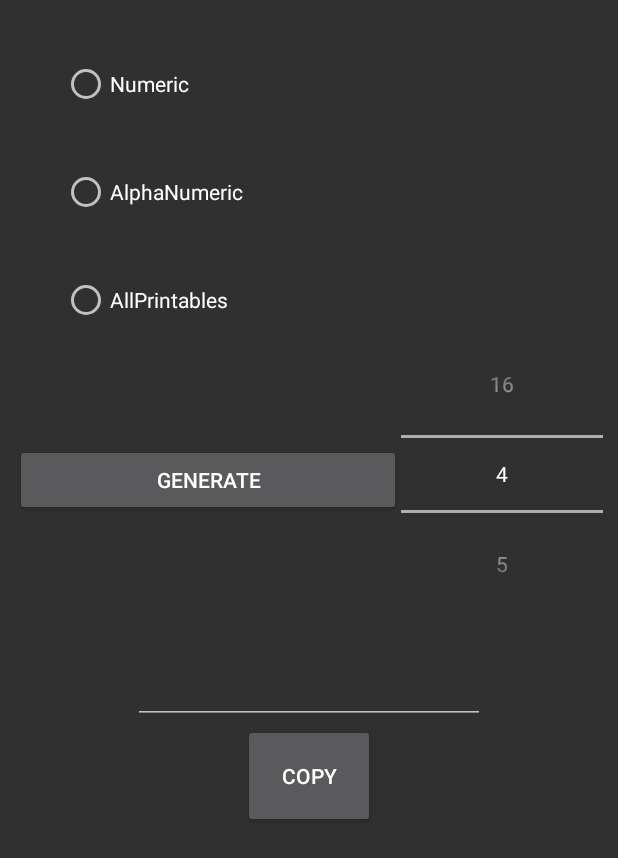
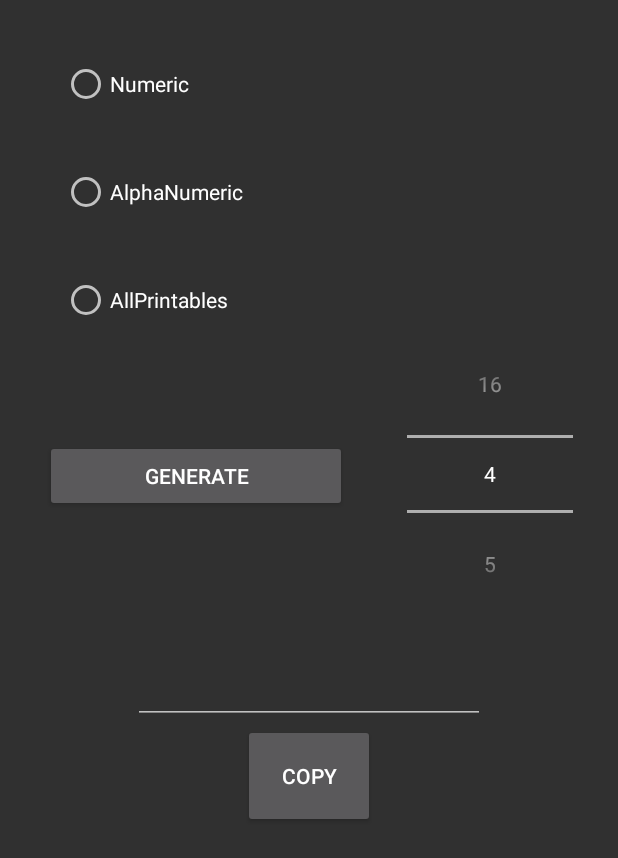
Before and after one commit to pinguXpingu/android_passwordgenerator, an Android app: the screen it shows after launch (MainActivity), after a tap on "GENERATE", on a phone screen of 412 x 824 dp. Shown: the top 858 px of the screen. Run offline under Robolectric (Android 15) with nearby library versions, the phone set to English and light mode, and no system bars.

Commit message:
new release

```diff
--- a/app/src/main/java/com/pinguX/passwordgenerator/MainActivity.java
+++ b/app/src/main/java/com/pinguX/passwordgenerator/MainActivity.java
@@ -6,12 +6,14 @@ import android.content.ClipData;
 import android.content.ClipboardManager;
 import android.content.Context;
 import android.os.Bundle;
+import android.view.Gravity;
 import android.view.View;
 import android.widget.Button;
 import android.widget.EditText;
 import android.widget.NumberPicker;
 import android.widget.RadioButton;
 import android.widget.RadioGroup;
+import android.widget.Toast;
 
 import java.security.SecureRandom;
 
@@ -37,7 +39,16 @@ public class MainActivity extends AppCompatActivity {
                 int selectedId=selected.getCheckedRadioButtonId();
                 RadioButton r=(RadioButton)findViewById(selectedId);
 
-                if(selectedId!=-1){
+                if(selectedId==-1){
+                    Context contxt=getApplicationContext();
+                    CharSequence msg="Select password type";
+                    int duration= Toast.LENGTH_SHORT;
+
+                    Toast t=Toast.makeText(contxt,msg,duration);
+                    t.setGravity(Gravity.BOTTOM|Gravity.CENTER,0,0);
+                    t.show();
+                }
+                else{
                     String s=(String)r.getText();
                     int i=(Integer)picker.getValue();
                     txt.setText(generatePassword(s,i));
@@ -52,6 +63,14 @@ public class MainActivity extends AppCompatActivity {
                 ClipboardManager clip=(ClipboardManager)getSystemService(Context.CLIPBOARD_SERVICE);
                 ClipData pwdClip=ClipData.newPlainText("text",pwd);
                 clip.setPrimaryClip(pwdClip);
+
+                Context contxt=getApplicationContext();
+                CharSequence msg=pwd+" copied";
+                int duration= Toast.LENGTH_SHORT;
+
+                Toast t=Toast.makeText(contxt,msg,duration);
+                t.setGravity(Gravity.BOTTOM|Gravity.CENTER,0,0);
+                t.show();
             }
         });
 
--- a/app/src/main/res/layout/activity_main.xml
+++ b/app/src/main/res/layout/activity_main.xml
@@ -57,14 +57,18 @@
             android:layout_width="wrap_content"
             android:layout_height="wrap_content"
             android:layout_weight="0.7"
-            android:layout_marginTop="70dp"
+            android:layout_marginTop="67dp"
+            android:layout_marginRight="20dp"
+            android:layout_marginLeft="20dp"
             android:text="Generate" />
 
         <NumberPicker
             android:id="@+id/numPick"
             android:layout_width="wrap_content"
             android:layout_height="wrap_content"
-            android:layout_weight="0.3"/>
+            android:layout_weight="0.3"
+            android:layout_marginRight="20dp"
+            android:layout_marginLeft="20dp"/>
 
     </LinearLayout>
 
```
Also changed, not shown: 1 other file.
